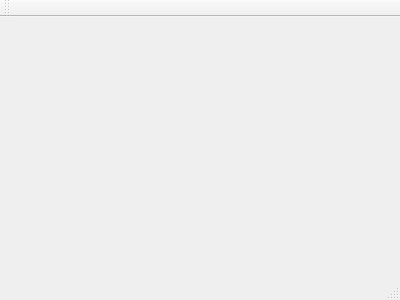
Old version of the form mainwindow.ui in the repository Haveryx/SimplexMethod.
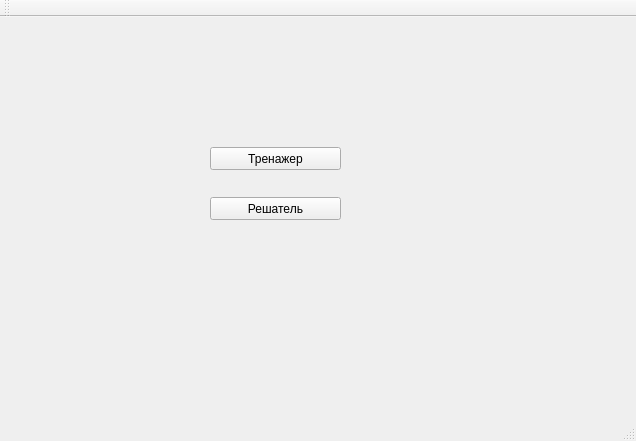
New version of the form.

Commit message: Add two buttons

The edit to the form file:
```diff
--- a/mainwindow.ui
+++ b/mainwindow.ui
@@ -1,24 +1,66 @@
 <ui version="4.0">
  <class>MainWindow</class>
- <widget class="QMainWindow" name="MainWindow" >
-  <property name="geometry" >
+ <widget class="QMainWindow" name="MainWindow">
+  <property name="geometry">
    <rect>
     <x>0</x>
     <y>0</y>
-    <width>400</width>
-    <height>300</height>
+    <width>636</width>
+    <height>441</height>
    </rect>
   </property>
   <property name="windowTitle" >
    <string>MainWindow</string>
   </property>
-  <widget class="QMenuBar" name="menuBar" />
-  <widget class="QToolBar" name="mainToolBar" />
-  <widget class="QWidget" name="centralWidget" />
-  <widget class="QStatusBar" name="statusBar" />
+  <widget class="QWidget" name="centralWidget">
+   <widget class="QPushButton" name="pushButton">
+    <property name="geometry">
+     <rect>
+      <x>210</x>
+      <y>130</y>
+      <width>131</width>
+      <height>23</height>
+     </rect>
+    </property>
+    <property name="text">
+     <string>Тренажер</string>
+    </property>
+   </widget>
+   <widget class="QPushButton" name="pushButton_2">
+    <property name="geometry">
+     <rect>
+      <x>210</x>
+      <y>180</y>
+      <width>131</width>
+      <height>23</height>
+     </rect>
+    </property>
+    <property name="text">
+     <string>Решатель</string>
+    </property>
+   </widget>
+  </widget>
+  <widget class="QMenuBar" name="menuBar">
+   <property name="geometry">
+    <rect>
+     <x>0</x>
+     <y>0</y>
+     <width>636</width>
+     <height>21</height>
+    </rect>
+   </property>
+  </widget>
+  <widget class="QToolBar" name="mainToolBar">
+   <attribute name="toolBarArea">
+    <enum>TopToolBarArea</enum>
+   </attribute>
+   <attribute name="toolBarBreak">
+    <bool>false</bool>
+   </attribute>
+  </widget>
+  <widget class="QStatusBar" name="statusBar"/>
  </widget>
- <layoutDefault spacing="6" margin="11" />
- <pixmapfunction></pixmapfunction>
+ <layoutdefault spacing="6" margin="11"/>
  <resources/>
  <connections/>
 </ui>
```
Left out of the diff: 3 changed lines with no effect on the pictures. The commit also changes 3 other files.
